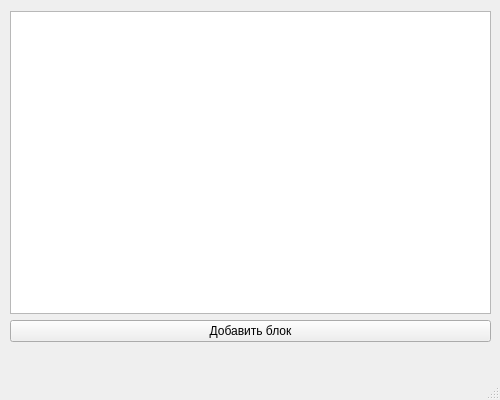
Before: the Qt Designer form mainwindow.ui in IraSoro/front-end-systems-engineering, drawn with Qt 5.
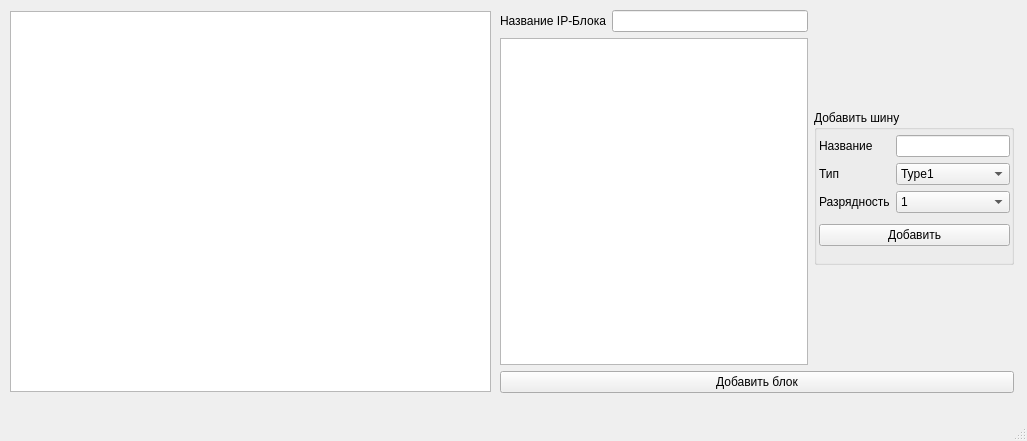
After: the same form once the commit is applied.

Commit message: United two windows

```diff
--- a/mainwindow.ui
+++ b/mainwindow.ui
@@ -6,8 +6,8 @@
    <rect>
     <x>0</x>
     <y>0</y>
-    <width>500</width>
-    <height>400</height>
+    <width>1027</width>
+    <height>441</height>
    </rect>
   </property>
   <property name="windowTitle">
@@ -20,15 +20,195 @@
       <x>10</x>
       <y>11</y>
       <width>481</width>
-      <height>331</height>
+      <height>381</height>
      </rect>
     </property>
     <layout class="QVBoxLayout" name="verticalLayout">
      <item>
       <widget class="QGraphicsView" name="graphicsView"/>
      </item>
+    </layout>
+   </widget>
+   <widget class="QWidget" name="verticalLayoutWidget_5">
+    <property name="geometry">
+     <rect>
+      <x>500</x>
+      <y>10</y>
+      <width>514</width>
+      <height>383</height>
+     </rect>
+    </property>
+    <layout class="QVBoxLayout" name="verticalLayout_5">
      <item>
-      <widget class="QPushButton" name="pushButton">
+      <layout class="QHBoxLayout" name="horizontalLayout_3">
+       <item>
+        <layout class="QVBoxLayout" name="verticalLayout_2">
+         <item>
+          <layout class="QHBoxLayout" name="horizontalLayout">
+           <item>
+            <widget class="QLabel" name="label">
+             <property name="text">
+              <string>Название IP-Блока</string>
+             </property>
+            </widget>
+           </item>
+           <item>
+            <widget class="QLineEdit" name="lineEdit_Block"/>
+           </item>
+          </layout>
+         </item>
+         <item>
+          <widget class="QTableWidget" name="tableWidget_BusInBlock">
+           <property name="minimumSize">
+            <size>
+             <width>300</width>
+             <height>0</height>
+            </size>
+           </property>
+          </widget>
+         </item>
+        </layout>
+       </item>
+       <item>
+        <layout class="QVBoxLayout" name="verticalLayout_4">
+         <property name="topMargin">
+          <number>100</number>
+         </property>
+         <property name="bottomMargin">
+          <number>100</number>
+         </property>
+         <item>
+          <widget class="QGroupBox" name="groupBox">
+           <property name="minimumSize">
+            <size>
+             <width>200</width>
+             <height>150</height>
+            </size>
+           </property>
+           <property name="title">
+            <string>Добавить шину</string>
+           </property>
+           <widget class="QWidget" name="verticalLayoutWidget_6">
+            <property name="geometry">
+             <rect>
+              <x>5</x>
+              <y>20</y>
+              <width>191</width>
+              <height>121</height>
+             </rect>
+            </property>
+            <layout class="QVBoxLayout" name="verticalLayout_6">
+             <item>
+              <layout class="QHBoxLayout" name="horizontalLayout_2">
+               <item>
+                <layout class="QVBoxLayout" name="verticalLayout_3">
+                 <item>
+                  <widget class="QLabel" name="label_2">
+                   <property name="text">
+                    <string>Название</string>
+                   </property>
+                  </widget>
+                 </item>
+                 <item>
+                  <widget class="QLabel" name="label_3">
+                   <property name="text">
+                    <string>Тип</string>
+                   </property>
+                  </widget>
+                 </item>
+                 <item>
+                  <widget class="QLabel" name="label_4">
+                   <property name="text">
+                    <string>Разрядность</string>
+                   </property>
+                  </widget>
+                 </item>
+                </layout>
+               </item>
+               <item>
+                <layout class="QVBoxLayout" name="verticalLayout_7">
+                 <item>
+                  <widget class="QLineEdit" name="lineEdit_NameBus"/>
+                 </item>
+                 <item>
+                  <widget class="QComboBox" name="comboBox_Type">
+                   <item>
+                    <property name="text">
+                     <string>Type1</string>
+                    </property>
+                   </item>
+                   <item>
+                    <property name="text">
+                     <string>Type2</string>
+                    </property>
+                   </item>
+                   <item>
+                    <property name="text">
+                     <string>Type3</string>
+                    </property>
+                   </item>
+                  </widget>
+                 </item>
+                 <item>
+                  <widget class="QComboBox" name="comboBox_Bitness">
+                   <item>
+                    <property name="text">
+                     <string>1</string>
+                    </property>
+                   </item>
+                   <item>
+                    <property name="text">
+                     <string>2</string>
+                    </property>
+                   </item>
+                   <item>
+                    <property name="text">
+                     <string>4</string>
+                    </property>
+                   </item>
+                   <item>
+                    <property name="text">
+                     <string>8</string>
+                    </property>
+                   </item>
+                   <item>
+                    <property name="text">
+                     <string>16</string>
+                    </property>
+                   </item>
+                   <item>
+                    <property name="text">
+                     <string>32</string>
+                    </property>
+                   </item>
+                   <item>
+                    <property name="text">
+                     <string>64</string>
+                    </property>
+                   </item>
+                  </widget>
+                 </item>
+                </layout>
+               </item>
+              </layout>
+             </item>
+             <item>
+              <widget class="QPushButton" name="pushButton_AddBus">
+               <property name="text">
+                <string>Добавить</string>
+               </property>
+              </widget>
+             </item>
+            </layout>
+           </widget>
+          </widget>
+         </item>
+        </layout>
+       </item>
+      </layout>
+     </item>
+     <item>
+      <widget class="QPushButton" name="pushButton_AddBlock">
        <property name="text">
         <string>Добавить блок</string>
        </property>
```
Left out of the diff: 2 changed lines with no effect on the pictures. The commit also changes 6 other files.
